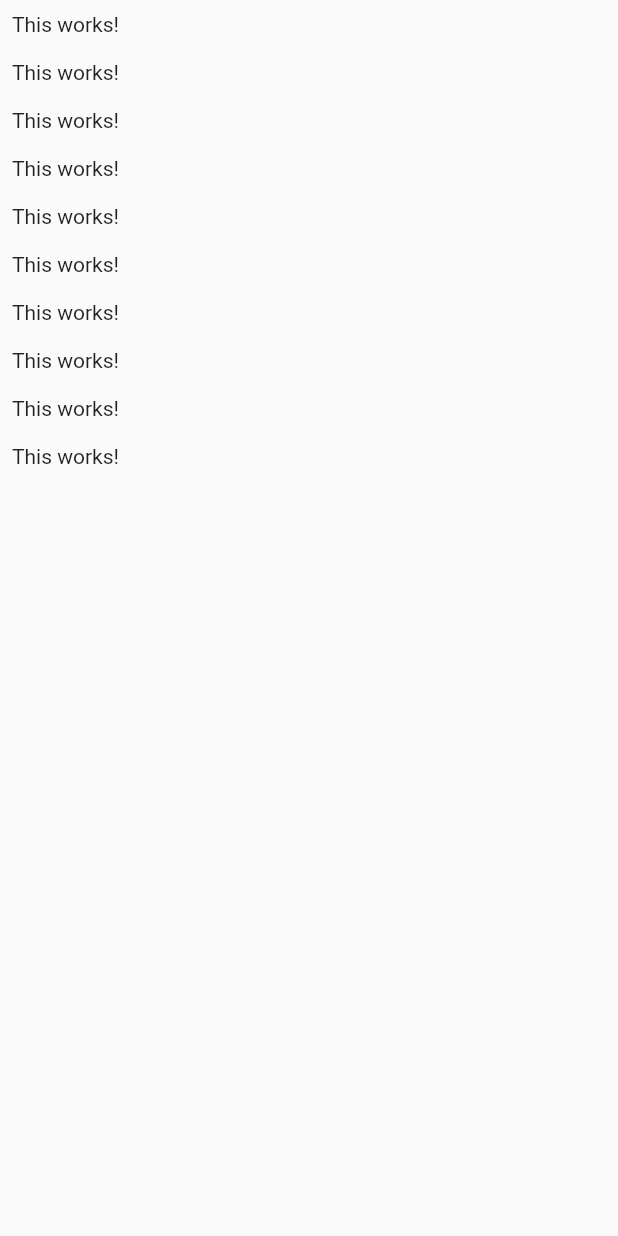
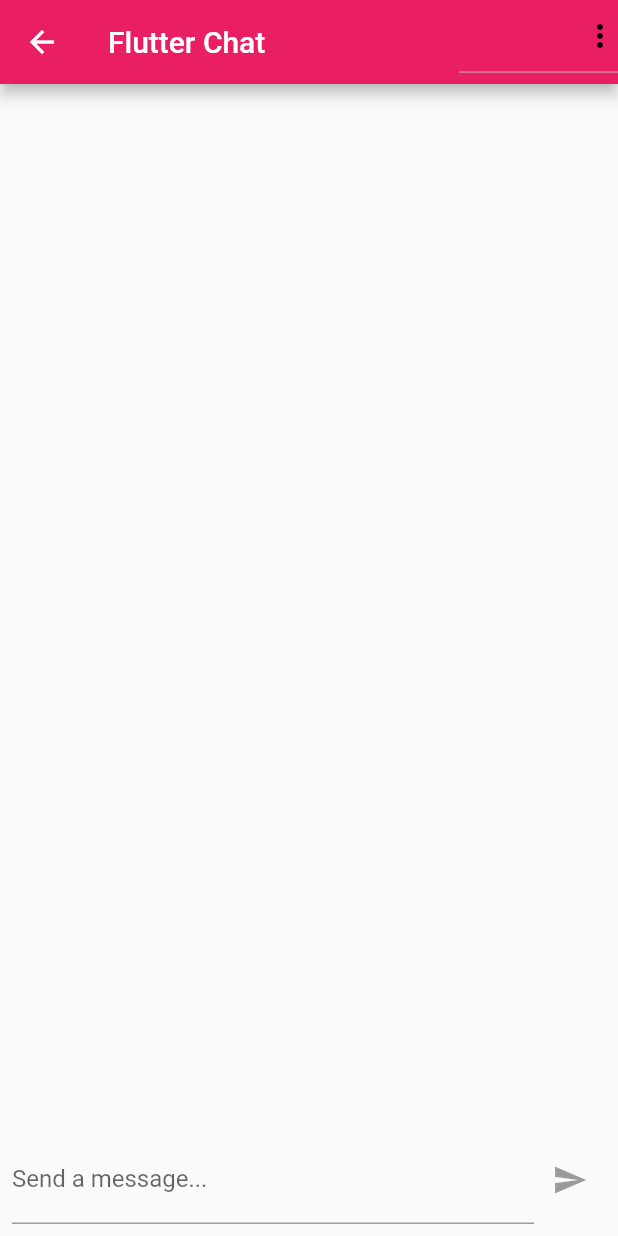
Before and after one commit to VelmaKimani/chatapp, a Flutter app: the ChatScreen screen opened directly, on a phone screen of 412 x 824 dp. Run offline on Flutter 3.47's test engine with Material 2 defaults, Android fonts, the phone set to English and light mode, and no system bars; our stand-ins replace cloud_firestore, firebase_auth, firebase_core, firebase_storage, image_picker; accounts and stored records are empty.

Commit message:
Chat between users

```diff
--- /dev/null
+++ b/lib/chat/messages.dart
@@ -0,0 +1,52 @@
+import 'package:chatapp/chat/message_bubble.dart';
+import 'package:cloud_firestore/cloud_firestore.dart';
+import 'package:firebase_auth/firebase_auth.dart';
+import 'package:flutter/material.dart';
+
+class Messages extends StatelessWidget {
+  const Messages({super.key});
+
+  @override
+  Widget build(BuildContext context) {
+    return FutureBuilder(
+      future: Future.value(
+        FirebaseAuth.instance.currentUser,
+      ),
+      builder: (context, futureSnapshot) {
+        if (futureSnapshot.connectionState == ConnectionState.waiting) {
+          return const Center(
+            child: CircularProgressIndicator(),
+          );
+        }
+        return StreamBuilder(
+            stream: FirebaseFirestore.instance
+                .collection('chat')
+                .orderBy(
+                  'createdAt',
+                  descending: true,
+                )
+                .snapshots(),
+            builder: (context, chatSnapshot) {
+              if (chatSnapshot.connectionState == ConnectionState.waiting) {
+                return const Center(
+                  child: CircularProgressIndicator(),
+                );
+              }
+
+              final chatDocs = chatSnapshot.data!.docs;
+              return ListView.builder(
+                reverse: true,
+                itemCount: chatDocs.length,
+                itemBuilder: (context, index) => MessageBubble(
+                  userName: chatDocs[index]['userName'],
+                  message: chatDocs[index]['text'],
+                  userImage: chatDocs[index]['userImage'],
+                  isMe: chatDocs[index]['userId'] == futureSnapshot.data!.uid,
+                  valueKey: ValueKey(chatDocs[index].id),
+                ),
+              );
+            });
+      },
+    );
+  }
+}
--- /dev/null
+++ b/lib/chat/new_message.dart
@@ -0,0 +1,62 @@
+import 'package:cloud_firestore/cloud_firestore.dart';
+import 'package:firebase_auth/firebase_auth.dart';
+import 'package:flutter/material.dart';
+
+class NewMessage extends StatefulWidget {
+  const NewMessage({super.key});
+
+  @override
+  State<NewMessage> createState() => _NewMessageState();
+}
+
+class _NewMessageState extends State<NewMessage> {
+  final newMessageController = TextEditingController();
+  var enteredMessage = '';
+
+  void sendMessage() async {
+    FocusScope.of(context).unfocus();
+    final user = FirebaseAuth.instance.currentUser!;
+    final userData = await FirebaseFirestore.instance
+        .collection('users')
+        .doc(user.uid)
+        .get();
+
+    FirebaseFirestore.instance.collection('chat').add({
+      'text': enteredMessage,
+      'createdAt': Timestamp.now(),
+      'userId': user.uid,
+      'userName': userData['userName'],
+      'userImage': userData['image_url'],
+    });
+    newMessageController.clear();
+  }
+
+  @override
+  Widget build(BuildContext context) {
+    return Container(
+      margin: const EdgeInsets.only(
+        top: 8,
+      ),
+      padding: const EdgeInsets.all(8),
+      child: Row(
+        children: [
+          Expanded(
+            child: TextField(
+              controller: newMessageController,
+              decoration: const InputDecoration(labelText: 'Send a message...'),
+              onChanged: (value) {
+                setState(() {
+                  enteredMessage = value;
+                });
+              },
+            ),
+          ),
+          IconButton(
+            onPressed: enteredMessage.trim().isEmpty ? null : sendMessage,
+            icon: const Icon(Icons.send),
+          ),
+        ],
+      ),
+    );
+  }
+}
--- a/lib/screens/chat_screen.dart
+++ b/lib/screens/chat_screen.dart
@@ -1,3 +1,6 @@
+import 'package:chatapp/chat/messages.dart';
+import 'package:chatapp/chat/new_message.dart';
+import 'package:firebase_auth/firebase_auth.dart';
 import 'package:flutter/material.dart';
 
 class ChatScreen extends StatelessWidget {
@@ -6,13 +9,77 @@ class ChatScreen extends StatelessWidget {
   @override
   Widget build(BuildContext context) {
     return Scaffold(
-      body: ListView.builder(
-        itemCount: 10,
-        itemBuilder: (context, index) => Container(
-          padding: const EdgeInsets.all(8),
-          child: const Text('This works!'),
-        ),
+      appBar: AppBar(
+        title: const Text('Flutter Chat'),
+        actions: [
+          DropdownButton(
+            items: [
+              DropdownMenuItem(
+                value: 'logout',
+                child: Row(
+                  children: const [
+                    Icon(
+                      Icons.exit_to_app,
+                      color: Colors.black,
+                    ),
+                    SizedBox(
+                      width: 8,
+                    ),
+                    Text('Logout'),
+                  ],
+                ),
+              ),
+            ],
+            onChanged: (itemIdentifier) {
+              if (itemIdentifier == 'logout') {
+                FirebaseAuth.instance.signOut();
+              }
+            },
+            icon: const Icon(
+              Icons.more_vert,
+              color: Colors.black,
+            ),
+          ),
+        ],
       ),
+      body: Column(
+        children: const [
+          Expanded(
+            child: Messages(),
+          ),
+          NewMessage(),
+        ],
+      ),
+
+      /* StreamBuilder(
+        stream: FirebaseFirestore.instance
+            .collection('chats/JzX4gec0bfbdv0jLLdxo/messages')
+            .snapshots(),
+        builder: (context, streamSnapshot) {
+          if (streamSnapshot.connectionState == ConnectionState.waiting) {
+            return const Center(
+              child: CircularProgressIndicator(),
+            );
+          }
+
+          final documents = streamSnapshot.data!.docs;
+          return ListView.builder(
+            itemCount: documents.length,
+            itemBuilder: (ctx, index) => Container(
+              padding: const EdgeInsets.all(8),
+              child: Text(documents[index]['text']),
+            ),
+          );
+        },
+      ),
+      floatingActionButton: FloatingActionButton(
+        child: const Icon(Icons.add),
+        onPressed: () {
+          FirebaseFirestore.instance
+              .collection('chats/JzX4gec0bfbdv0jLLdxo/messages')
+              .add({'text': 'This was added by clicking the button!'});
+        },
+      ),*/
     );
   }
 }
--- a/pubspec.yaml
+++ b/pubspec.yaml
@@ -37,6 +37,11 @@ dependencies:
   # Use with the CupertinoIcons class for iOS style icons.
   cupertino_icons: ^1.0.2
   firebase_core: ^2.4.1
+  cloud_firestore: ^4.3.1
+  firebase_auth: ^4.2.6
+  image_picker: ^0.8.6+1
+  firebase_storage: ^11.0.13
+  firebase_messaging: ^14.2.4
 
 dev_dependencies:
   flutter_test:
```
Also changed, not shown: lib/chat/message_bubble.dart (added, +90 -0 lines), lib/main.dart (+31 -3 lines), pubspec.lock, 2 other files.
